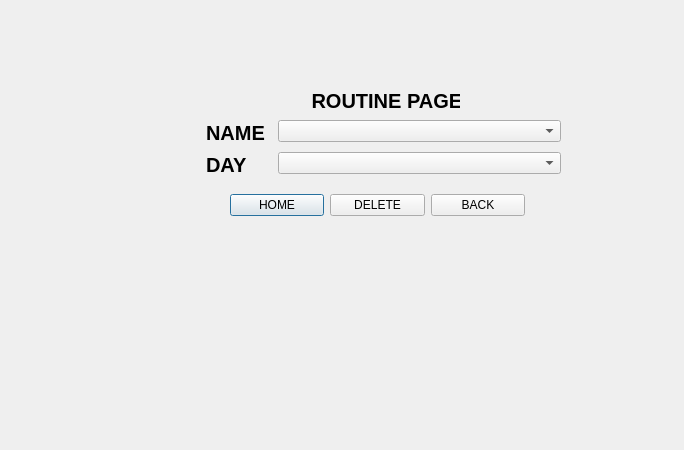
This is deleteroutine.ui in Shasank12345/QT_PROJECT as Qt 5 draws it before an edit. The edited form follows.
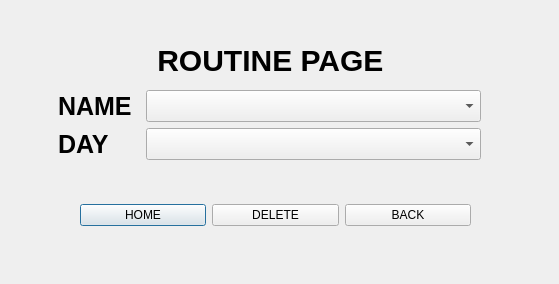
This is the edited form. Icons and pictures are not drawn.

```diff
--- a/deleteroutine.ui
+++ b/deleteroutine.ui
@@ -6,8 +6,8 @@
    <rect>
     <x>0</x>
     <y>0</y>
-    <width>684</width>
-    <height>450</height>
+    <width>559</width>
+    <height>284</height>
    </rect>
   </property>
   <property name="windowTitle">
@@ -19,10 +19,10 @@
   <widget class="QLabel" name="label">
    <property name="geometry">
     <rect>
-     <x>300</x>
-     <y>80</y>
-     <width>161</width>
-     <height>41</height>
+     <x>140</x>
+     <y>30</y>
+     <width>281</width>
+     <height>61</height>
     </rect>
    </property>
    <property name="styleSheet">
@@ -30,7 +30,7 @@
 color: black;
    
 
-       font-size:20px;  
+       font-size:30px;  
        padding: 1px; 
        font-weight: bold;  
      text-align: center; 
@@ -47,10 +47,10 @@
   <widget class="QWidget" name="formLayoutWidget">
    <property name="geometry">
     <rect>
-     <x>200</x>
-     <y>120</y>
-     <width>361</width>
-     <height>71</height>
+     <x>50</x>
+     <y>90</y>
+     <width>431</width>
+     <height>91</height>
     </rect>
    </property>
    <layout class="QFormLayout" name="formLayout">
@@ -61,7 +61,7 @@
 color: black;
    
 
-       font-size:20px;  
+       font-size:25px;  
        padding: 1px; 
        font-weight: bold;  
      text-align: center; 
@@ -77,7 +77,19 @@
      </widget>
     </item>
     <item row="0" column="1">
-     <widget class="QComboBox" name="comboBox"/>
+     <widget class="QComboBox" name="comboBox">
+      <property name="font">
+       <font>
+        <pointsize>15</pointsize>
+       </font>
+      </property>
+      <property name="styleSheet">
+       <string notr="true">QComboBox QAbstractItemView {
+    color: black; /* Color of items in dropdown */
+}
+</string>
+      </property>
+     </widget>
     </item>
     <item row="1" column="0">
      <widget class="QLabel" name="label_3">
@@ -86,7 +98,7 @@
 color: black;
    
 
-       font-size:20px;  
+       font-size:25px;  
        padding: 1px; 
        font-weight: bold;  
      text-align: center; 
@@ -102,17 +114,28 @@
      </widget>
     </item>
     <item row="1" column="1">
-     <widget class="QComboBox" name="comboBox_2"/>
+     <widget class="QComboBox" name="comboBox_2">
+      <property name="font">
+       <font>
+        <pointsize>15</pointsize>
+       </font>
+      </property>
+      <property name="styleSheet">
+       <string notr="true">QComboBox QAbstractItemView {
+    color: black; /* Color of items in dropdown */
+}</string>
+      </property>
+     </widget>
     </item>
    </layout>
   </widget>
   <widget class="QWidget" name="formLayoutWidget_2">
    <property name="geometry">
     <rect>
-     <x>230</x>
+     <x>80</x>
      <y>190</y>
-     <width>295</width>
-     <height>31</height>
+     <width>391</width>
+     <height>51</height>
     </rect>
    </property>
    <layout class="QHBoxLayout" name="horizontalLayout">
```
